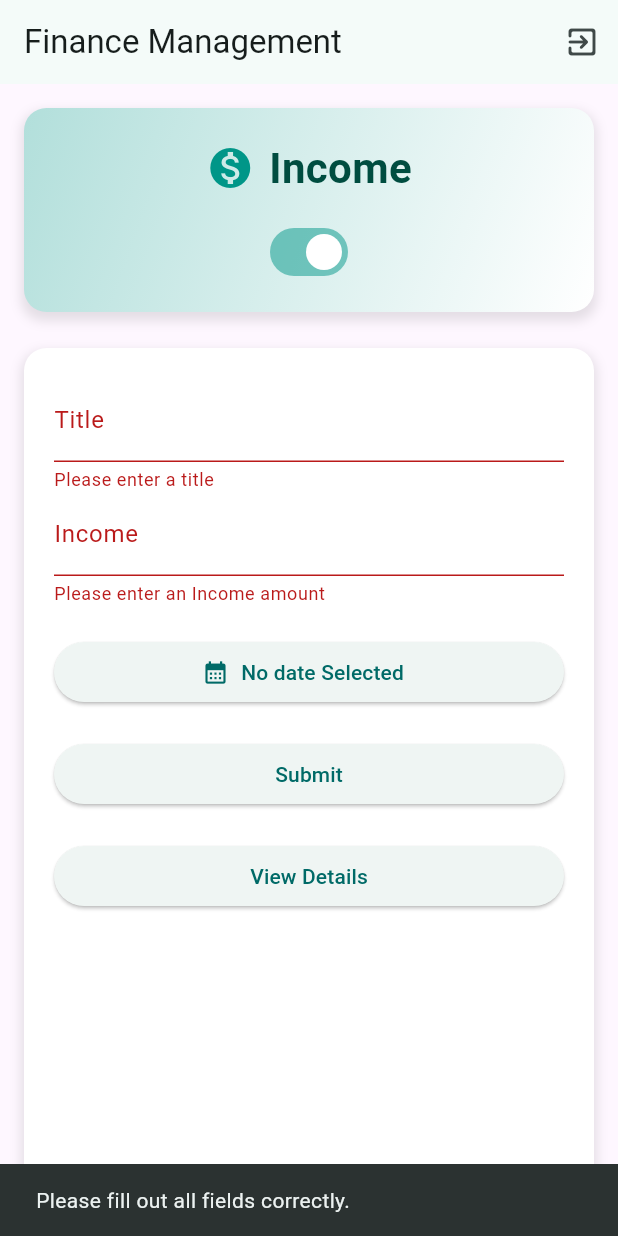
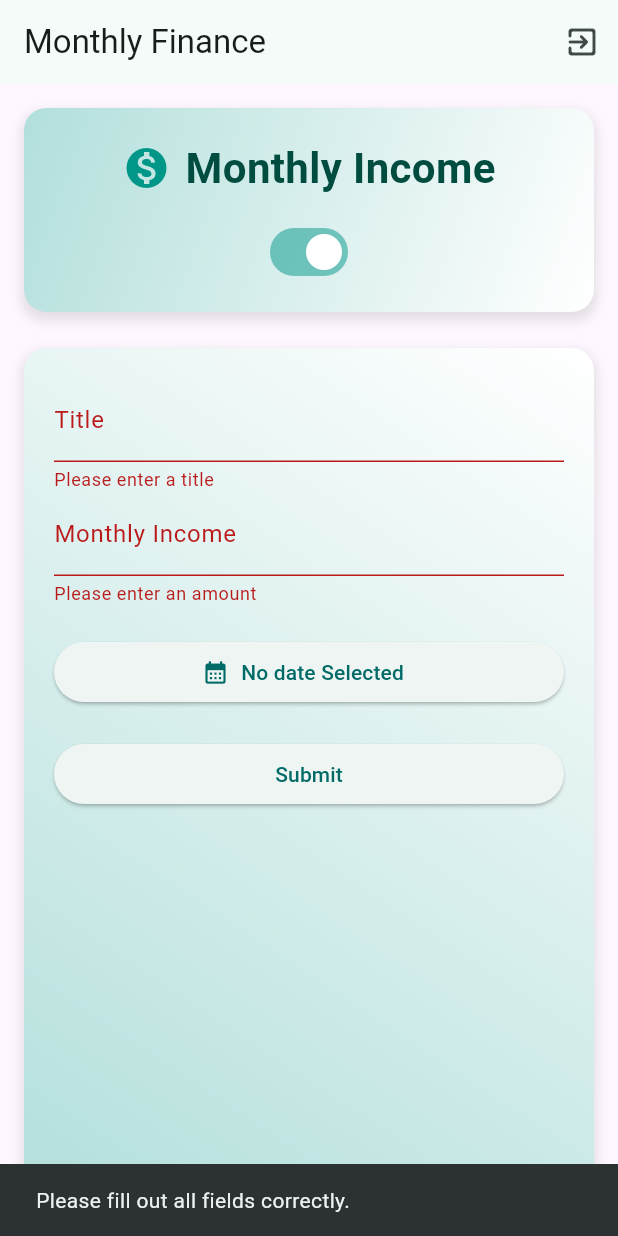
Before and after one commit to RaihanRafi01/Finance-Management, a Flutter app: the screen it shows once a user with an empty profile is signed in, after a tap on "Submit", on a phone screen of 412 x 824 dp. Run offline on Flutter 3.47's test engine with Material 3 defaults, Android fonts, the phone set to English and light mode, and no system bars; our stand-ins replace cloud_firestore, firebase_auth, firebase_core, firebase_storage, fl_chart, flutter_svg and 3 more; accounts and stored records are empty.

Commit message:
Monthly Finance Added

```diff
--- a/lib/main.dart
+++ b/lib/main.dart
@@ -2,6 +2,7 @@
 import 'package:finance_management/ui/screens/chart.dart';
 import 'package:finance_management/ui/screens/authentication.dart';
 import 'package:finance_management/ui/screens/home.dart';
+import 'package:finance_management/ui/screens/monthlyFinance.dart';
 import 'package:finance_management/ui/screens/newFinance.dart';
 import 'package:finance_management/ui/screens/splash.dart';
 import 'package:firebase_auth/firebase_auth.dart';
@@ -35,7 +36,7 @@
             return const SplashScreen();
           }
           if(snapshot.hasData){
-            return const NewFinanceScreen();
+            return const MonthlyFinanceScreen();
           }
           return const AuthScreen();
         },),
--- a/lib/ui/widgets/submitFinance.dart
+++ b/lib/services/submitFinance.dart
@@ -1,4 +1,5 @@
 import 'package:cloud_firestore/cloud_firestore.dart';
+import 'package:finance_management/services/recurringFinanceManager.dart';
 import 'package:finance_management/ui/screens/incomeExpenseDetails.dart';
 import 'package:firebase_auth/firebase_auth.dart';
 import 'package:flutter/material.dart';
@@ -6,7 +7,8 @@ import 'package:intl/intl.dart';
 
 class SubmitFinance extends StatefulWidget {
   final String type;
-  const SubmitFinance({super.key, required this.type});
+  final bool isRecurring; // 'income' or 'expense'
+  const SubmitFinance({super.key, required this.type, required this.isRecurring});
 
   @override
   State<SubmitFinance> createState() => _SubmitFinanceState();
@@ -14,10 +16,12 @@ class SubmitFinance extends StatefulWidget {
 
 class _SubmitFinanceState extends State<SubmitFinance> {
   final _formKey = GlobalKey<FormState>();
-  var _enteredIncomeAmount = 0;
-  var _enteredIncomeTitle = '';
+  var _enteredAmount = 0;
+  var _enteredTitle = '';
   DateTime? _selectedDate;
   bool _isLoading = false;
+
+  final RecurringFinanceManager _recurringFinanceManager = RecurringFinanceManager();
 
   void _presentDatePicker() async {
     final now = DateTime.now();
@@ -36,7 +40,7 @@ class _SubmitFinanceState extends State<SubmitFinance> {
   void _submitForm() async {
     if (!_formKey.currentState!.validate() || _selectedDate == null) {
       ScaffoldMessenger.of(context).showSnackBar(
-        SnackBar(
+        const SnackBar(
           content: Text('Please fill out all fields correctly.'),
         ),
       );
@@ -49,25 +53,38 @@ class _SubmitFinanceState extends State<SubmitFinance> {
     });
 
     try {
+      if (widget.isRecurring) {
+        // Set recurring finance entry
+        await _recurringFinanceManager.setRecurringFinanceEntry(
+          type: widget.type,
+          title: _enteredTitle,
+          amount: _enteredAmount,
+        );
+      } else {
+        // Normal submission without recurring
         final uid = FirebaseAuth.instance.currentUser!.uid;
         await FirebaseFirestore.instance
             .collection('users')
             .doc(uid)
             .collection(widget.type)
             .add({
-        'title': _enteredIncomeTitle,
+          'title': _enteredTitle,
           'date': _selectedDate,
-        'amount': _enteredIncomeAmount,
+          'amount': _enteredAmount,
           'type': widget.type,
+          'isRecurring': false,
+          'recurrenceType': 'monthly',
           'uId': uid,
         });
+      }
 
       ScaffoldMessenger.of(context).showSnackBar(
         SnackBar(
           content: Text('${widget.type} successfully submitted!'),
           action: SnackBarAction(
             label: 'VIEW',
-            onPressed: (){
+            onPressed: () {
+              // Navigate to details screen
               Navigator.of(context).push(
                 MaterialPageRoute(
                   builder: (context) => const DetailsScreen(),
@@ -77,7 +94,6 @@ class _SubmitFinanceState extends State<SubmitFinance> {
           ),
         ),
       );
-
     } catch (error) {
       ScaffoldMessenger.of(context).showSnackBar(
         SnackBar(
@@ -96,7 +112,7 @@ class _SubmitFinanceState extends State<SubmitFinance> {
     return SingleChildScrollView(
       child: Center(
         child: SizedBox(
-          width: double.infinity, // Make sure the form takes the full width
+          width: double.infinity,
           child: Form(
             key: _formKey,
             child: Column(
@@ -112,7 +128,7 @@ class _SubmitFinanceState extends State<SubmitFinance> {
                     return null;
                   },
                   onSaved: (value) {
-                    _enteredIncomeTitle = value!;
+                    _enteredTitle = value!;
                   },
                 ),
                 TextFormField(
@@ -120,7 +136,7 @@ class _SubmitFinanceState extends State<SubmitFinance> {
                   keyboardType: TextInputType.number,
                   validator: (value) {
                     if (value == null || value.isEmpty) {
-                      return 'Please enter an ${widget.type} amount';
+                      return 'Please enter an amount';
                     }
                     if (double.tryParse(value) == null) {
                       return 'Please enter a valid number';
@@ -131,7 +147,7 @@ class _SubmitFinanceState extends State<SubmitFinance> {
                     return null;
                   },
                   onSaved: (value) {
-                    _enteredIncomeAmount = int.parse(value!);
+                    _enteredAmount = int.parse(value!);
                   },
                 ),
                 const SizedBox(height: 20),
@@ -151,17 +167,6 @@ class _SubmitFinanceState extends State<SubmitFinance> {
                   )
                       : const Text('Submit'),
                 ),
-                const SizedBox(height: 20),
-                ElevatedButton(
-                  onPressed: () {
-                    Navigator.of(context).push(
-                      MaterialPageRoute(
-                        builder: (context) => const DetailsScreen(),
-                      ),
-                    );
-                  },
-                  child: const Text('View Details'),
-                ),
               ],
             ),
           ),
@@ -170,7 +175,6 @@ class _SubmitFinanceState extends State<SubmitFinance> {
     );
   }
 }
-
 extension Capitalize on String {
   String capitalize() {
     if (this == null) return '';
--- a/lib/ui/screens/chart.dart
+++ b/lib/ui/screens/chart.dart
@@ -177,7 +177,7 @@ class _IncomeExpenseChartScreenState extends State<IncomeExpenseChartScreen> {
     List<BarChartGroupData> mergedGroups = _mergeGroups();
 
     return Scaffold(
-      appBar: const CustomAppBar(),
+      appBar: const CustomAppBar(title: 'Chart',),
       body: Padding(
         padding: const EdgeInsets.all(20.0),
         child: Column(
--- a/lib/ui/screens/home.dart
+++ b/lib/ui/screens/home.dart
@@ -18,7 +18,7 @@ class _HomeScreenState extends State<HomeScreen> {
   @override
   Widget build(BuildContext context) {
     return Scaffold(
-      appBar: const CustomAppBar(),
+      appBar: const CustomAppBar(title: 'Home',),
       body: Column(
         mainAxisAlignment: MainAxisAlignment.center,
         children: [
--- /dev/null
+++ b/lib/ui/screens/monthlyFinance.dart
@@ -0,0 +1,21 @@
+import 'package:finance_management/ui/widgets/addFinance.dart';
+import 'package:flutter/material.dart';
+import 'package:finance_management/ui/widgets/customAppBar.dart';
+
+class MonthlyFinanceScreen extends StatefulWidget {
+  const MonthlyFinanceScreen({super.key});
+
+  @override
+  State<MonthlyFinanceScreen> createState() => _MonthlyFinanceScreenState();
+}
+
+class _MonthlyFinanceScreenState extends State<MonthlyFinanceScreen> with SingleTickerProviderStateMixin {
+
+  @override
+  Widget build(BuildContext context) {
+    return const Scaffold(
+      appBar: CustomAppBar(title: 'Monthly Finance',),
+      body: AddFinance(isRecurring: true),
+    );
+  }
+}
--- a/lib/ui/screens/newFinance.dart
+++ b/lib/ui/screens/newFinance.dart
@@ -1,6 +1,6 @@
+import 'package:finance_management/ui/widgets/addFinance.dart';
 import 'package:flutter/material.dart';
 import 'package:finance_management/ui/widgets/customAppBar.dart';
-import 'package:finance_management/ui/widgets/submitFinance.dart';
 
 class NewFinanceScreen extends StatefulWidget {
   const NewFinanceScreen({super.key});
@@ -10,134 +10,12 @@ class NewFinanceScreen extends StatefulWidget {
 }
 
 class _NewFinanceScreenState extends State<NewFinanceScreen> with SingleTickerProviderStateMixin {
-  bool isIncome = true; // Track whether "Income" or "Expense" is selected
-  late AnimationController _controller;
-  late Animation<double> _animation;
-
-  @override
-  void initState() {
-    super.initState();
-    _controller = AnimationController(
-      duration: const Duration(milliseconds: 300),
-      vsync: this,
-    );
-    _animation = Tween<double>(begin: 0.0, end: 1.0).animate(
-      CurvedAnimation(parent: _controller, curve: Curves.easeInOut),
-    );
-    _controller.forward();
-  }
-
-  void _toggleType(bool value) {
-    setState(() {
-      isIncome = value;
-      if (isIncome) {
-        _controller.forward();
-      } else {
-        _controller.reverse();
-      }
-    });
-  }
 
   @override
   Widget build(BuildContext context) {
-    // Define colors for Income and Expense
-    final Color cardColor = isIncome ? Colors.teal[100]! : Colors.deepOrange[100]!;
-    final Color iconColor = isIncome ? Colors.teal : Colors.deepOrange;
-    final String text = isIncome ? 'Income' : 'Expense';
-
-    return Scaffold(
-      appBar: CustomAppBar(),
-      body: Expanded(
-        child: Padding(
-          padding: const EdgeInsets.all(16.0),
-          child: Column(
-            crossAxisAlignment: CrossAxisAlignment.stretch,
-            children: [
-              AnimatedContainer(
-                duration: const Duration(milliseconds: 300),
-                decoration: BoxDecoration(
-                  gradient: LinearGradient(
-                    colors: [cardColor, Colors.white],
-                    begin: Alignment.topLeft,
-                    end: Alignment.bottomRight,
-                  ),
-                  borderRadius: BorderRadius.circular(15),
-                  boxShadow: [
-                    BoxShadow(
-                      color: Colors.black.withOpacity(0.1),
-                      spreadRadius: 2,
-                      blurRadius: 6,
-                      offset: Offset(0, 4),
-                    ),
-                  ],
-                ),
-                padding: const EdgeInsets.all(20.0),
-                child: Column(
-                  children: [
-                    Row(
-                      mainAxisAlignment: MainAxisAlignment.center,
-                      children: [
-                        Icon(
-                          isIncome ? Icons.monetization_on : Icons.money_off,
-                          size: 32,
-                          color: iconColor,
-                        ),
-                        SizedBox(width: 10),
-                        Text(
-                          text,
-                          style: TextStyle(
-                            fontSize: 28,
-                            fontWeight: FontWeight.bold,
-                            color: Colors.teal[900],
-                            fontFamily: 'Roboto', // Replace with your custom font if needed
-                          ),
-                        ),
-                      ],
-                    ),
-                    SizedBox(height: 16),
-                    Switch(
-                      value: isIncome,
-                      onChanged: _toggleType,
-                      activeColor: Colors.white,
-                      inactiveThumbColor: Colors.white,
-                      activeTrackColor: iconColor.withOpacity(0.5),
-                      inactiveTrackColor: iconColor.withOpacity(0.2),
-                      materialTapTargetSize: MaterialTapTargetSize.shrinkWrap,
-                    ),
-                  ],
-                ),
-              ),
-              SizedBox(height: 24),
-              Expanded(
-                child: Container(
-                  decoration: BoxDecoration(
-                    color: Colors.white,
-                    borderRadius: BorderRadius.circular(15),
-                    boxShadow: [
-                      BoxShadow(
-                        color: Colors.black.withOpacity(0.1),
-                        spreadRadius: 2,
-                        blurRadius: 6,
-                        offset: Offset(0, 4),
-                      ),
-                    ],
-                  ),
-                  child: Padding(
-                    padding: const EdgeInsets.all(20.0),
-                    child: SubmitFinance(type: text),
-                  ),
-                ),
-              ),
-            ],
-          ),
-        ),
-      ),
+    return const Scaffold(
+      appBar: CustomAppBar(title: 'New Finance',),
+      body: AddFinance(isRecurring: false),
     );
   }
-
-  @override
-  void dispose() {
-    _controller.dispose();
-    super.dispose();
-  }
 }
--- /dev/null
+++ b/lib/ui/widgets/addFinance.dart
@@ -0,0 +1,148 @@
+import 'package:flutter/material.dart';
+import 'package:finance_management/services/submitFinance.dart';
+
+class AddFinance extends StatefulWidget {
+  final bool isRecurring;
+  const AddFinance({super.key, required this.isRecurring});
+
+  @override
+  State<AddFinance> createState() => _AddFinanceState();
+}
+
+class _AddFinanceState extends State<AddFinance> with SingleTickerProviderStateMixin {
+  bool isIncome = true; // Track whether "Income" or "Expense" is selected
+  late AnimationController _controller;
+  late Animation<double> _animation;
+
+  @override
+  void initState() {
+    super.initState();
+    _controller = AnimationController(
+      duration: const Duration(milliseconds: 300),
+      vsync: this,
+    );
+    _animation = Tween<double>(begin: 0.0, end: 1.0).animate(
+      CurvedAnimation(parent: _controller, curve: Curves.easeInOut),
+    );
+    _controller.forward();
+  }
+
+  void _toggleType(bool value) {
+    setState(() {
+      isIncome = value;
+      if (isIncome) {
+        _controller.forward();
+      } else {
+        _controller.reverse();
+      }
+    });
+  }
+
+  @override
+  Widget build(BuildContext context) {
+    // Define colors for Income and Expense
+    final Color cardColor = isIncome ? Colors.teal[100]! : Colors.deepOrange[100]!;
+    final Color iconColor = isIncome ? Colors.teal : Colors.deepOrange;
+    final String text = isIncome
+        ? (widget.isRecurring ? 'Monthly Income' : 'Income')
+        : (widget.isRecurring ? 'Monthly Expense' : 'Expense');
+
+
+    return Expanded(
+      child: Padding(
+        padding: const EdgeInsets.all(16.0),
+        child: Column(
+          crossAxisAlignment: CrossAxisAlignment.stretch,
+          children: [
+            AnimatedContainer(
+              duration: const Duration(milliseconds: 400),
+              decoration: BoxDecoration(
+                gradient: LinearGradient(
+                  colors: [cardColor, Colors.white],
+                  begin: Alignment.topLeft,
+                  end: Alignment.bottomRight,
+                ),
+                borderRadius: BorderRadius.circular(15),
+                boxShadow: [
+                  BoxShadow(
+                    color: Colors.black.withOpacity(0.1),
+                    spreadRadius: 2,
+                    blurRadius: 6,
+                    offset: Offset(0, 4),
+                  ),
+                ],
+              ),
+              padding: const EdgeInsets.all(20.0),
+              child: Column(
+                children: [
+                  Row(
+                    mainAxisAlignment: MainAxisAlignment.center,
+                    children: [
+                      Icon(
+                        isIncome ? Icons.monetization_on : Icons.money_off,
+                        size: 32,
+                        color: iconColor,
+                      ),
+                      SizedBox(width: 10),
+                      Text(
+                        text,
+                        style: TextStyle(
+                          fontSize: 28,
+                          fontWeight: FontWeight.bold,
+                          color: Colors.teal[900],
+                          fontFamily: 'Roboto', // Replace with your custom font if needed
+                        ),
+                      ),
+                    ],
+                  ),
+                  SizedBox(height: 16),
+                  Switch(
+                    value: isIncome,
+                    onChanged: _toggleType,
+                    activeColor: Colors.white,
+                    inactiveThumbColor: Colors.white,
+                    activeTrackColor: iconColor.withOpacity(0.5),
+                    inactiveTrackColor: iconColor.withOpacity(0.2),
+                    materialTapTargetSize: MaterialTapTargetSize.shrinkWrap,
+                  ),
+                ],
+              ),
+            ),
+            SizedBox(height: 24),
+            Expanded(
+              child: AnimatedContainer(
+                duration: const Duration(milliseconds: 450),
+                decoration: BoxDecoration(
+                  gradient: LinearGradient(
+                    colors: [cardColor, Colors.white],
+                    begin: Alignment.bottomLeft,
+                    end: Alignment.topRight,
+                  ),
+                  borderRadius: BorderRadius.circular(15),
+                  boxShadow: [
+                    BoxShadow(
+                      color: Colors.black.withOpacity(0.1),
+                      spreadRadius: 2,
+                      blurRadius: 6,
+                      offset: Offset(0, 4),
+                    ),
+                  ],
+                ),
+                child: Padding(
+                  padding: const EdgeInsets.all(20.0),
+                  child: SubmitFinance(type: text,isRecurring: widget.isRecurring,),
+                ),
+              ),
+            ),
+          ],
+        ),
+      ),
+    );
+  }
+
+  @override
+  void dispose() {
+    _controller.dispose();
+    super.dispose();
+  }
+}
--- a/lib/ui/widgets/customAppBar.dart
+++ b/lib/ui/widgets/customAppBar.dart
@@ -2,12 +2,13 @@ import 'package:firebase_auth/firebase_auth.dart';
 import 'package:flutter/material.dart';
 
 class CustomAppBar extends StatelessWidget implements PreferredSizeWidget {
-  const CustomAppBar({super.key});
+  final String title;
+  const CustomAppBar({super.key, required this.title});
 
   @override
   Widget build(BuildContext context) {
     return AppBar(
-      title: const Text('Finance Management'),
+      title: Text(title),
       actions: [
         IconButton(
           onPressed: () {
--- a/pubspec.yaml
+++ b/pubspec.yaml
@@ -45,6 +45,7 @@ dependencies:
   font_awesome_flutter: ^10.7.0
   flutter_svg: ^2.0.10+1
   rxdart: ^0.28.0
+  shared_preferences: ^2.3.2
 
 dev_dependencies:
   flutter_test:
```
Also changed, not shown: lib/services/recurringFinanceManager.dart (added, +86 -0 lines), lib/ui/widgets/test.dart (added, +193 -0 lines), pubspec.lock. Lines whose indentation alone changed are shown as unchanged.
